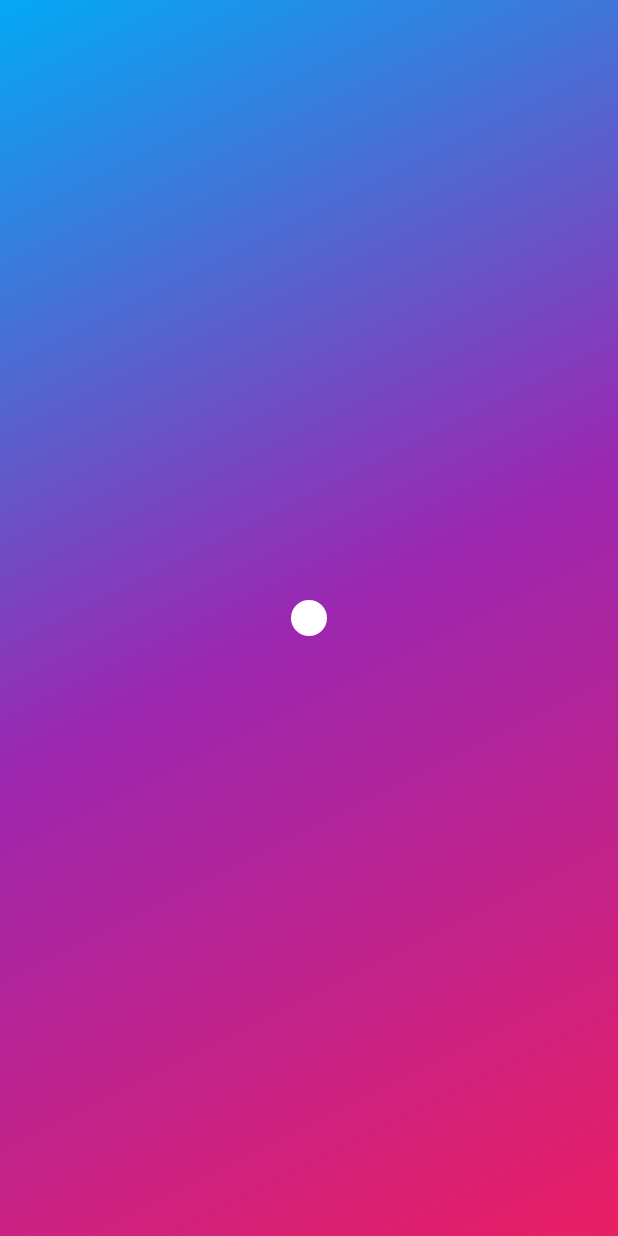
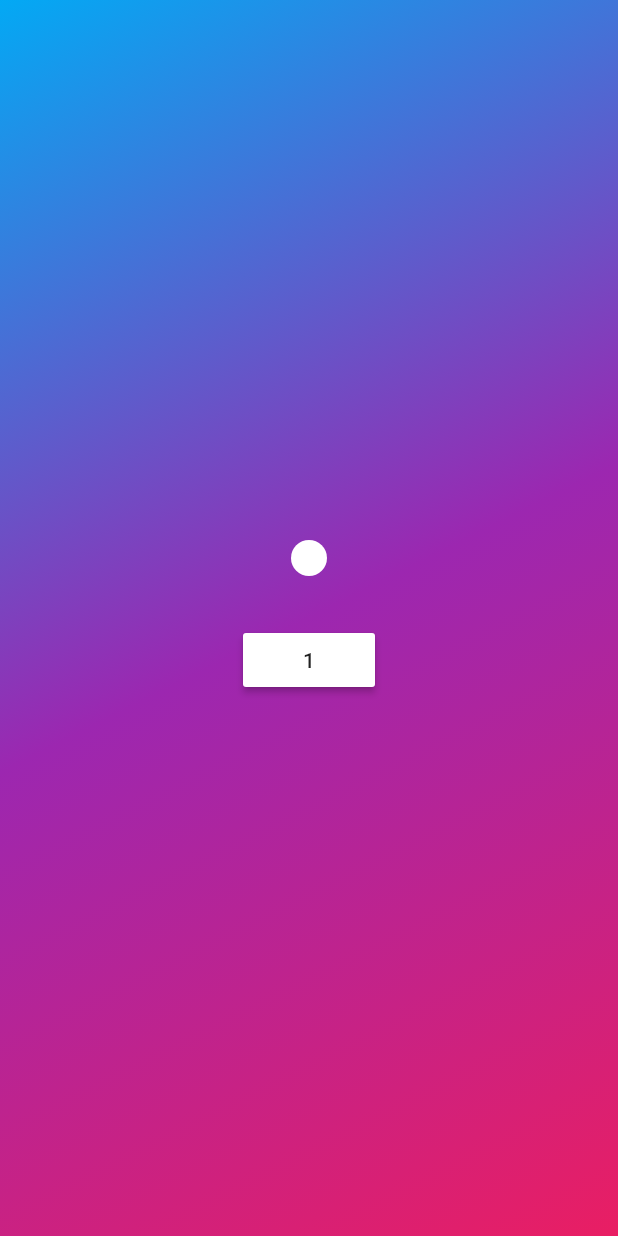
Before and after one commit to absdot/bank_mpin, a Flutter app: the screen it shows after launch, on a phone screen of 412 x 824 dp. Run offline on Flutter 3.47's test engine with Material 2 defaults, Android fonts, the phone set to English and light mode, and no system bars.

Commit message:
added animation controller

```diff
--- a/lib/mpin/mpin_anim.dart
+++ b/lib/mpin/mpin_anim.dart
@@ -1,8 +1,15 @@
 import 'package:flutter/material.dart';
 
+class MPinAnimController {
+  void Function(String) animate;
+}
+
 class MPinAnim extends StatefulWidget {
+  final MPinAnimController animController;
+
+  const MPinAnim({Key key, this.animController}) : super(key: key);
   @override
-  _MPinAnimState createState() => _MPinAnimState();
+  _MPinAnimState createState() => _MPinAnimState(animController);
 }
 
 class _MPinAnimState extends State<MPinAnim>
@@ -11,6 +18,13 @@ class _MPinAnimState extends State<MPinAnim>
   Animation<double> _sizeAnimation;
   Animation<double> _opacityAnimation;
 
+  void animate(String input) {
+    _controller.forward();
+  }
+
+  _MPinAnimState(MPinAnimController animController) {
+    animController.animate = animate;
+  }
   @override
   void initState() {
     _controller = AnimationController(
@@ -24,7 +38,6 @@ class _MPinAnimState extends State<MPinAnim>
 
     _sizeAnimation = Tween<double>(begin: 24, end: 72).animate(_controller);
     _opacityAnimation = Tween<double>(begin: 0, end: 1).animate(_controller);
-    _controller.forward();
     super.initState();
   }
 
--- a/lib/mpin/mpin_page.dart
+++ b/lib/mpin/mpin_page.dart
@@ -7,6 +7,7 @@ class MPinPage extends StatefulWidget {
 }
 
 class _MPinPageState extends State<MPinPage> {
+  final mPinAnimController = MPinAnimController();
   @override
   Widget build(BuildContext context) {
     return Scaffold(
@@ -23,7 +24,22 @@ class _MPinPageState extends State<MPinPage> {
           ),
           //Animated pin
           Center(
-            child: MPinAnim(),
+            child: Column(
+              mainAxisSize: MainAxisSize.min,
+              children: [
+                MPinAnim(
+                  animController: mPinAnimController,
+                ),
+                SizedBox(height: 32),
+                MaterialButton(
+                  color: Colors.white,
+                  onPressed: () {
+                    mPinAnimController.animate('1');
+                  },
+                  child: Text('1'),
+                ),
+              ],
+            ),
           ),
         ],
       ),
```
